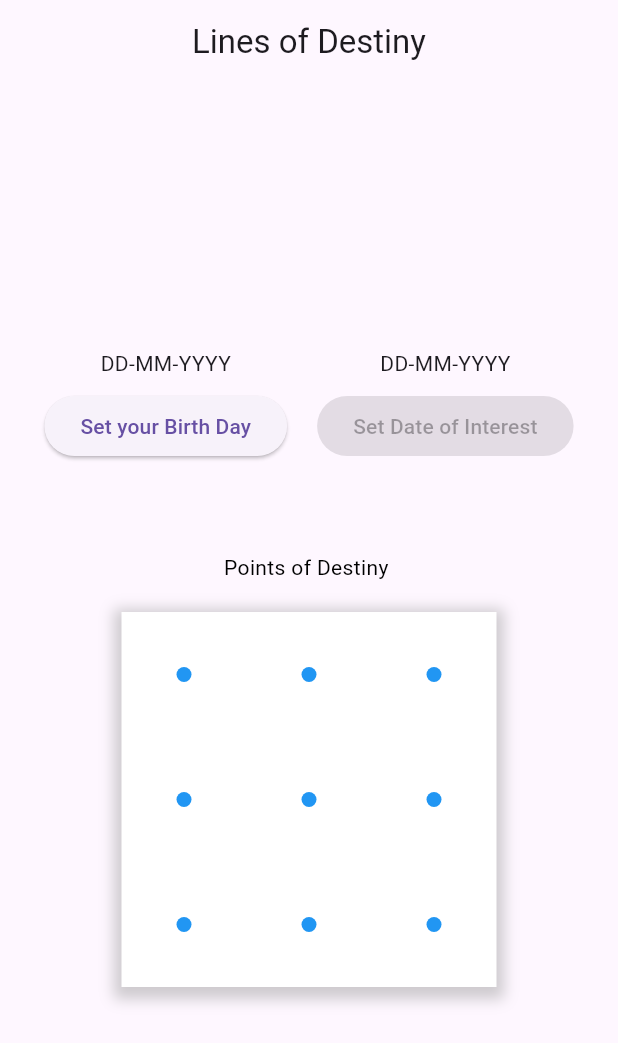
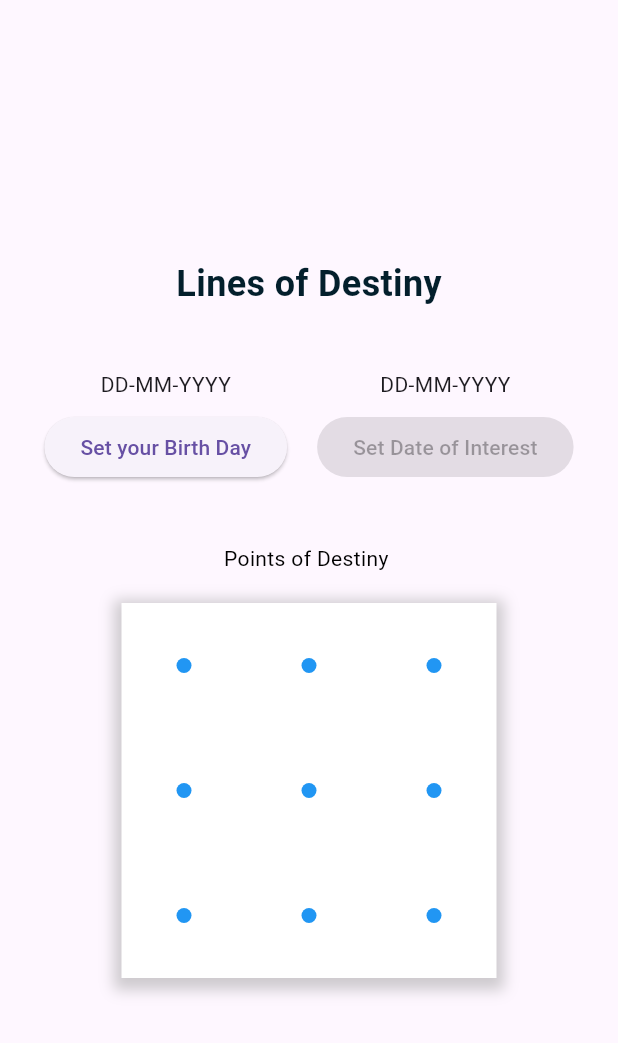
Before and after one commit to howbizarre/date_line_drawer, a Flutter app: the screen it shows after launch, on a phone screen of 412 x 824 dp. Shown: the top 1043 px of the screen. Run offline on Flutter 3.47's test engine with Material 3 defaults, Android fonts, the phone set to English and light mode, and no system bars.

Commit message:
feat: Refactor UI: Remove AppBar, adjust spacing, and add title text
This commit refactors the user interface by removing the AppBar, adjusting spacing, and adding a title text widget.

Key changes include:

- Removed the AppBar widget.
- Added a Text widget for the title "Lines of Destiny" with custom styling.
- Adjusted the SizedBox heights for better spacing.
- Modified the padding below the date selection buttons.

```diff
--- a/lib/main.dart
+++ b/lib/main.dart
@@ -91,15 +91,16 @@ class _MyHomePageState extends State<MyHomePage> with TickerProviderStateMixin {
   @override
   Widget build(BuildContext context) {
     return Scaffold(
-      appBar: AppBar(
-        title: const Text('Lines of Destiny'),
-        centerTitle: true,
-      ),
+
       body: Center(
         child: Column(
           mainAxisAlignment: MainAxisAlignment.center,
           children: <Widget>[
-            const SizedBox(height: 10),
+            const Text(
+              'Lines of Destiny',
+              style: TextStyle(fontSize: 24, fontWeight: FontWeight.bold, color: Color.fromARGB(255, 3, 31, 44)),
+            ),
+            const SizedBox(height: 40),
             Row(
               mainAxisAlignment: MainAxisAlignment.center,
               children: [
@@ -138,7 +139,7 @@ class _MyHomePageState extends State<MyHomePage> with TickerProviderStateMixin {
                 ),
               ],
             ),
-            const SizedBox(height: 40),
+            const SizedBox(height: 20),
             Padding(
                 padding: const EdgeInsets.all(20.0),
                 child: Text.rich(
```
